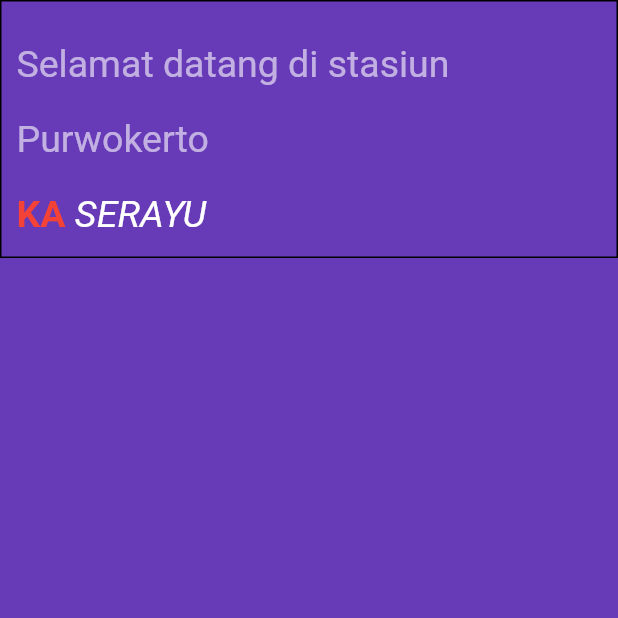
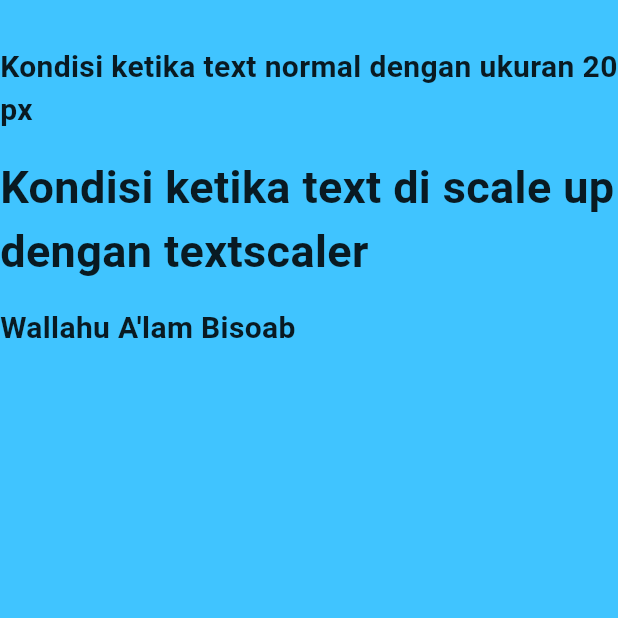
Before and after one commit to AkhmadKhilman/latihan-dasar-flutter, a Flutter app: the screen it shows after launch, on a phone screen of 412 x 824 dp, the top half of it. Run offline on Flutter 3.47's test engine with Material 3 defaults, Android fonts, the phone set to English and light mode, and no system bars.

Commit message:
learning text scaler and section title

```diff
--- a/lib/main.dart
+++ b/lib/main.dart
@@ -21,7 +21,7 @@
   // );
 
   // Memanggil class yang berisi MaterialApp
-  runApp(const RichTextTest());
+  runApp(const TextScaleTest(title: "Wallahu A'lam Bisoab"));
 }
 
 // Pembuatan class yang berisi MaterialApp dengan extends ke statelessWdiget
@@ -216,6 +216,60 @@
   }
 }
 
+// Cara menggunakan TextScaler dan memberikan parameter pada class widget
+class TextScaleTest extends StatelessWidget {
+  final String title;
+  const TextScaleTest({super.key, required this.title});
+
+  @override
+  Widget build(BuildContext context) {
+    return MaterialApp(
+      debugShowCheckedModeBanner: false,
+      home: Scaffold(
+        backgroundColor: Colors.lightBlueAccent,
+        body: Column(
+          crossAxisAlignment: CrossAxisAlignment.start,
+          children: [
+            const SizedBox(height: 30),
+
+            const Text(
+              "Kondisi ketika text normal dengan ukuran 20 px",
+              style: TextStyle(
+                fontSize: 20,
+                fontWeight: FontWeight.bold,
+                color: Colors.black87,
+              ),
+            ),
+
+            const SizedBox(height: 15),
+
+            const Text(
+              "Kondisi ketika text di scale up dengan textscaler",
+              textScaler: TextScaler.linear(1.5),
+              style: TextStyle(
+                fontSize: 20,
+                fontWeight: FontWeight.bold,
+                color: Colors.black87,
+              ),
+            ),
+
+            const SizedBox(height: 15),
+
+            Text(
+              title,
+              style: const TextStyle(
+                fontSize: 20,
+                fontWeight: FontWeight.bold,
+                color: Colors.black87,
+              ),
+            ),
+          ],
+        ),
+      ),
+    );
+  }
+}
+
 // Care memposisikan teks baik di kiri, tengah mapupun kanan
 class TeksAligmentTest extends StatelessWidget {
   const TeksAligmentTest({super.key});
```
